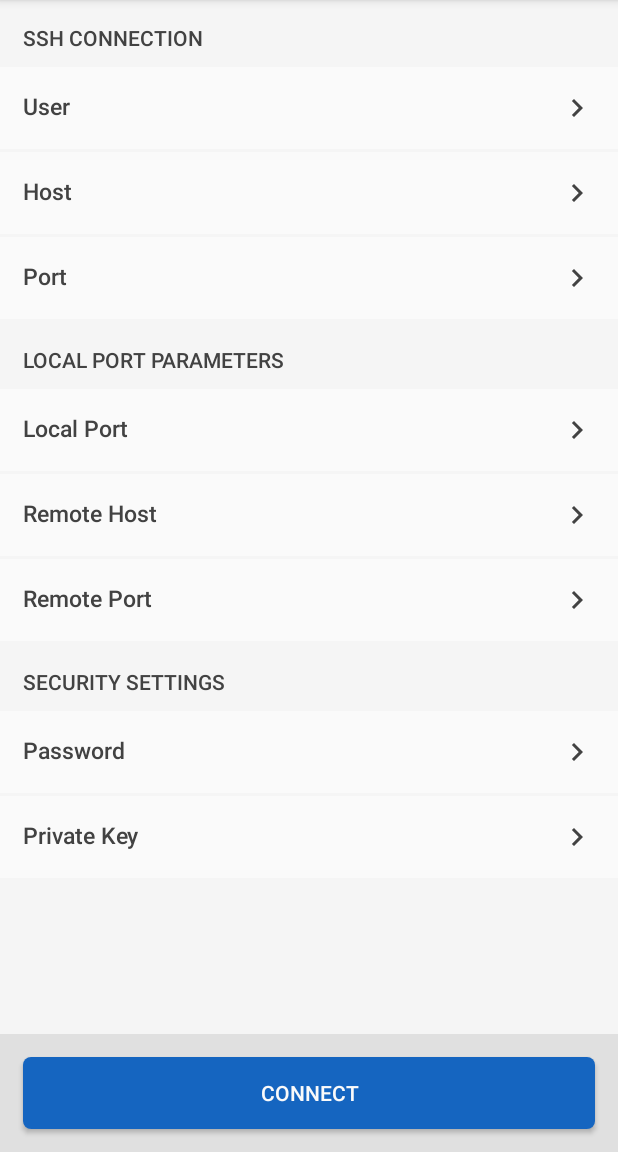
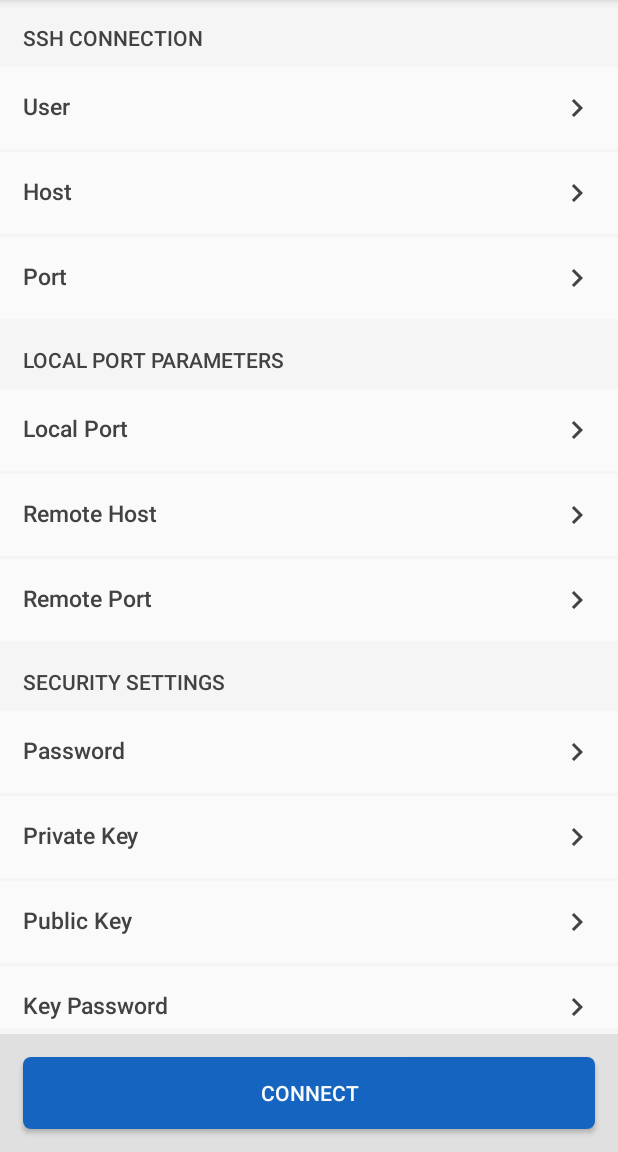
Before and after one commit to forsb/sshTun, an Android app: the screen it shows after launch (MainActivity), on a phone screen of 412 x 824 dp, the part 84-1236 px from its top. Run offline under Robolectric (Android 15) with nearby library versions, the phone set to English and light mode, and no system bars.

```diff
--- a/app/build.gradle
+++ b/app/build.gradle
@@ -25,7 +25,7 @@ dependencies {
     testImplementation 'junit:junit:4.12'
     androidTestImplementation 'com.android.support.test:runner:1.0.1'
     androidTestImplementation 'com.android.support.test.espresso:espresso-core:3.0.1'
-    implementation files('libs/jsch-0.1.54.jar')
+    implementation files('libs/jsch-0.1.55.jar')
     implementation 'com.android.support:recyclerview-v7:26.1.0'
     implementation 'com.android.support:cardview-v7:26.1.0'
     compile 'com.android.support:design:26.1.0'
--- a/app/src/main/res/layout/activity_main.xml
+++ b/app/src/main/res/layout/activity_main.xml
@@ -102,6 +102,19 @@
                     custom:tag="@string/private_key"
                     custom:type="file" />
 
+                <nu.forsby.filip.sshtun.ListItem
+                    android:id="@+id/public_key_list_item"
+                    android:layout_width="match_parent"
+                    android:layout_height="wrap_content"
+                    custom:tag="@string/public_key"
+                    custom:type="file" />
+
+                <nu.forsby.filip.sshtun.ListItem
+                    android:layout_width="match_parent"
+                    android:layout_height="wrap_content"
+                    custom:tag="@string/key_password"
+                    custom:type="value" />
+
             </LinearLayout>
 
         </ScrollView>
--- a/app/src/main/res/values/strings.xml
+++ b/app/src/main/res/values/strings.xml
@@ -14,6 +14,8 @@
 
     <string name="password">Password</string>
     <string name="private_key">Private Key</string>
+    <string name="public_key">Public Key</string>
+    <string name="key_password">Key Password</string>
 
     <string name="action_about">About</string>
     <string name="action_settings">Settings</string>
```
Also changed, not shown: app/src/main/java/nu/forsby/filip/sshtun/ListItem.java (+7 -4 lines), app/src/main/java/nu/forsby/filip/sshtun/MainActivity.java (+32 -10 lines), app/src/main/java/nu/forsby/filip/sshtun/PortForwardTask.java (+12 -2 lines), app/src/main/java/nu/forsby/filip/sshtun/PreferenceWrapper.java (+26 -9 lines), app/libs/jsch-0.1.54.jar (deleted), app/libs/jsch-0.1.55.jar (added), 1 other file.
